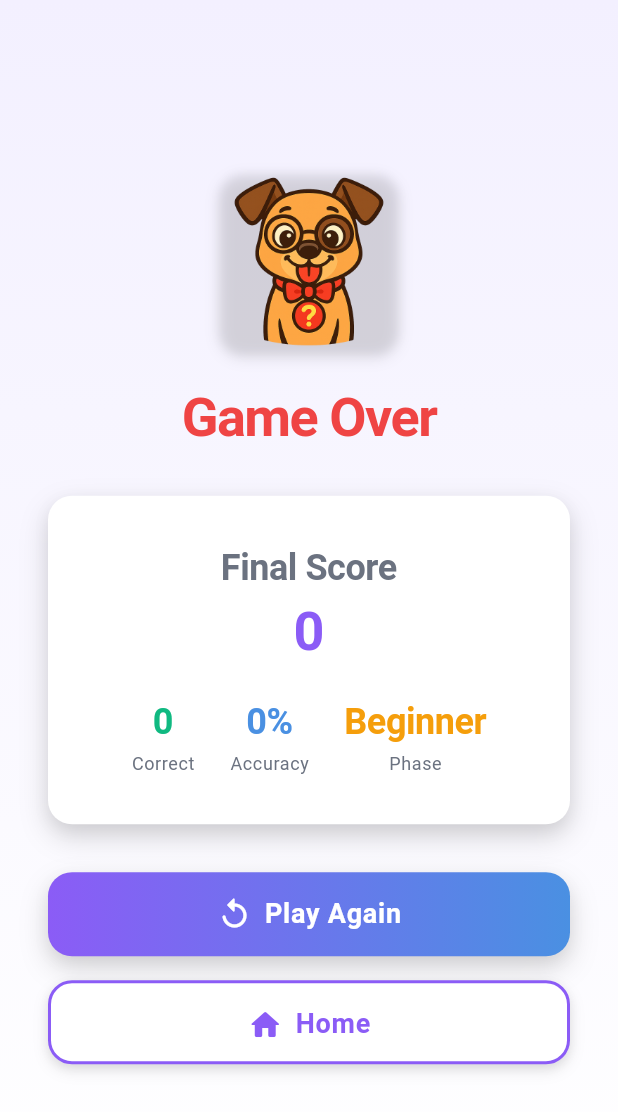
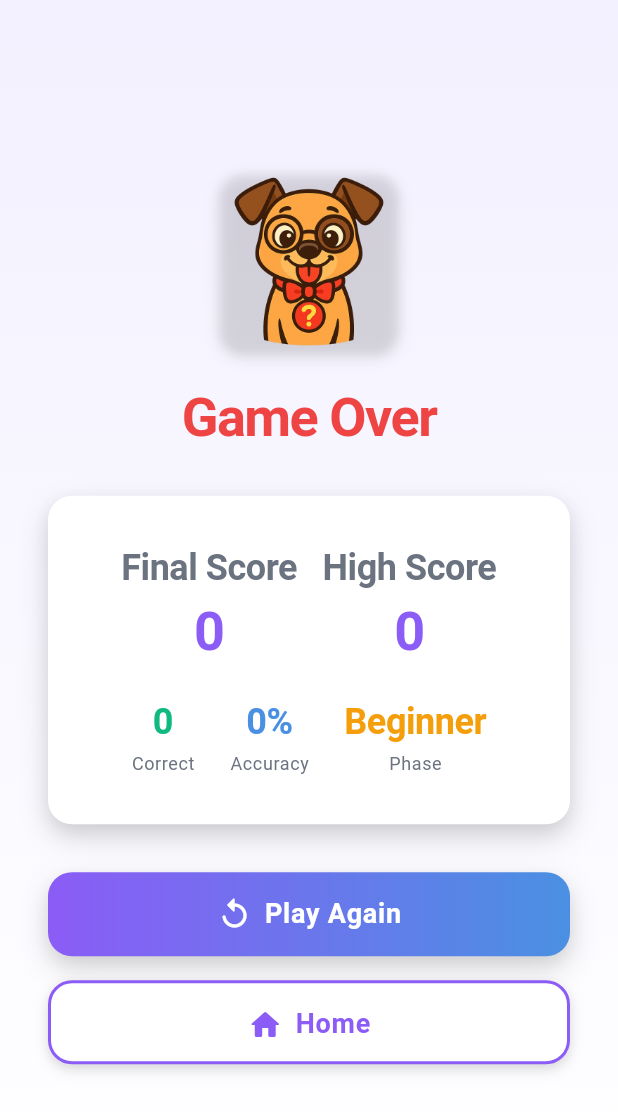
Before and after one commit to BigSlikTobi/Dogdog, a Flutter app: the _GameOverScreen screen opened directly with empty values, on a phone screen of 412 x 824 dp. Shown: the top 1112 px of the screen. Run offline on Flutter 3.47's test engine with Material 3 defaults, Android fonts, the phone set to English and light mode, and no system bars; our stand-ins replace audioplayers, cached_network_image, shared_preferences; accounts and stored records are empty; Roboto replaces fonts that are missing (System).

Commit message:
feat: Add high score to Dog Breed Adventure
This commit introduces a high score feature to the Dog Breed Adventure game.

The changes include:
- Extending `GamePersistenceService` to store and retrieve the high score for the breed adventure game.
- Updating `BreedAdventureController` to load the high score on startup and update it when a new high score is achieved.
- Modifying the `_GameOverScreen` to display the high score and a "New High Score!" message.
- Updating `GameStatistics` to include the high score information.

```diff
--- a/dogdog_trivia_game/lib/controllers/breed_adventure_controller.dart
+++ b/dogdog_trivia_game/lib/controllers/breed_adventure_controller.dart
@@ -8,6 +8,7 @@ import '../services/audio_service.dart';
 import '../services/progress_service.dart';
 import '../services/error_service.dart';
 import '../controllers/breed_adventure_power_up_controller.dart';
+import '../services/game_persistence_service.dart';
 
 /// Controller for managing the Dog Breeds Adventure game state and logic
 class BreedAdventureController extends ChangeNotifier {
@@ -19,6 +20,7 @@ class BreedAdventureController extends ChangeNotifier {
   final AudioService _audioService;
   final ProgressService _progressService;
   final ErrorService _errorService;
+  final GamePersistenceService _persistenceService;
 
   // Game state
   BreedAdventureGameState _gameState = BreedAdventureGameState.initial();
@@ -27,6 +29,7 @@ class BreedAdventureController extends ChangeNotifier {
   bool _isInitialized = false;
   AnswerFeedback _feedbackState = AnswerFeedback.none;
   int? _feedbackIndex;
+  int _highScore = 0;
 
   // Error handling state
   int _consecutiveFailures = 0;
@@ -53,6 +56,7 @@ class BreedAdventureController extends ChangeNotifier {
     AudioService? audioService,
     ProgressService? progressService,
     ErrorService? errorService,
+    GamePersistenceService? persistenceService,
   }) : _breedService = breedService ?? BreedService.instance,
        _timer = timer ?? BreedAdventureTimer.instance,
        _imageCacheService = imageCacheService ?? ImageCacheService.instance,
@@ -60,7 +64,8 @@ class BreedAdventureController extends ChangeNotifier {
            powerUpController ?? BreedAdventurePowerUpController(),
        _audioService = audioService ?? AudioService(),
        _progressService = progressService ?? ProgressService(),
-       _errorService = errorService ?? ErrorService();
+       _errorService = errorService ?? ErrorService(),
+       _persistenceService = persistenceService ?? GamePersistenceService();
 
   /// Current game state
   BreedAdventureGameState get gameState => _gameState;
@@ -76,6 +81,9 @@ class BreedAdventureController extends ChangeNotifier {
 
   /// Current score
   int get currentScore => _gameState.score;
+
+  /// High score
+  int get highScore => _highScore;
 
   /// Current correct answers count
   int get correctAnswers => _gameState.correctAnswers;
@@ -137,6 +145,9 @@ class BreedAdventureController extends ChangeNotifier {
 
       // Initialize app services for integration
       await _initializeAppServices();
+
+      // Load high score
+      _highScore = await _persistenceService.getBreedAdventureHighScore();
 
       _isInitialized = true;
       notifyListeners();
@@ -449,6 +460,11 @@ class BreedAdventureController extends ChangeNotifier {
     _timerSubscription?.cancel();
     _timerSubscription = null;
 
+    if (_gameState.score > _highScore) {
+      _highScore = _gameState.score;
+      await _persistenceService.saveBreedAdventureHighScore(_highScore);
+    }
+
     _gameState = _gameState.copyWith(isGameActive: false);
     notifyListeners();
   }
@@ -499,6 +515,8 @@ class BreedAdventureController extends ChangeNotifier {
       gameDuration: _gameState.gameDurationSeconds,
       powerUpsUsed: _getTotalPowerUpsUsed(),
       livesRemaining: livesRemaining,
+      highScore: _highScore,
+      isNewHighScore: _gameState.score == _highScore && _gameState.score > 0,
     );
   }
 
@@ -1039,6 +1057,8 @@ class GameStatistics {
   final int gameDuration;
   final int powerUpsUsed;
   final int livesRemaining;
+  final int highScore;
+  final bool isNewHighScore;
 
   const GameStatistics({
     required this.score,
@@ -1049,6 +1069,8 @@ class GameStatistics {
     required this.gameDuration,
     required this.powerUpsUsed,
     required this.livesRemaining,
+    required this.highScore,
+    required this.isNewHighScore,
   });
 
   @override
@@ -1056,6 +1078,7 @@ class GameStatistics {
     return 'GameStatistics(score: $score, correctAnswers: $correctAnswers, '
         'totalQuestions: $totalQuestions, accuracy: ${accuracy.toStringAsFixed(1)}%, '
         'phase: $currentPhase, duration: ${gameDuration}s, '
-        'powerUpsUsed: $powerUpsUsed, livesRemaining: $livesRemaining)';
+        'powerUpsUsed: $powerUpsUsed, livesRemaining: $livesRemaining, '
+        'highScore: $highScore, isNewHighScore: $isNewHighScore)';
   }
 }
--- a/dogdog_trivia_game/lib/screens/dog_breeds_adventure_screen.dart
+++ b/dogdog_trivia_game/lib/screens/dog_breeds_adventure_screen.dart
@@ -2,7 +2,6 @@ import 'package:flutter/material.dart';
 import '../controllers/breed_adventure_controller.dart';
 import '../models/enums.dart';
 import '../services/audio_service.dart';
-import '../services/progress_service.dart';
 import '../utils/animations.dart';
 import '../widgets/breed_adventure/breed_name_display.dart';
 import '../widgets/breed_adventure/dual_image_selection.dart';
@@ -613,7 +612,13 @@ class _GameOverScreen extends StatelessWidget {
                   ),
                   child: Column(
                     children: [
+                      // High score and final score row
+                      Row(
+                        mainAxisAlignment: MainAxisAlignment.spaceEvenly,
+                        children: [
                           // Final score
+                          Column(
+                            children: [
                               Text(
                                 'Final Score',
                                 style: ModernTypography.headingMedium.copyWith(
@@ -625,6 +630,51 @@ class _GameOverScreen extends StatelessWidget {
                                 '${statistics.score}',
                                 style: ModernTypography.displayLarge.copyWith(
                                   color: ModernColors.primaryPurple,
+                                ),
+                              ),
+                            ],
+                          ),
+                          // High score
+                          Column(
+                            children: [
+                              Text(
+                                'High Score',
+                                style: ModernTypography.headingMedium.copyWith(
+                                  color: ModernColors.textSecondary,
+                                ),
+                              ),
+                              ModernSpacing.verticalSpaceSM,
+                              Text(
+                                '${statistics.highScore}',
+                                style: ModernTypography.displayLarge.copyWith(
+                                  color: ModernColors.primaryPurple,
+                                ),
+                              ),
+                            ],
+                          ),
+                        ],
+                      ),
+
+                      // New high score badge
+                      if (statistics.isNewHighScore)
+                        Padding(
+                          padding: const EdgeInsets.only(top: 16.0),
+                          child: Container(
+                            padding: const EdgeInsets.symmetric(
+                              horizontal: 12,
+                              vertical: 6,
+                            ),
+                            decoration: BoxDecoration(
+                              color: ModernColors.primaryYellow,
+                              borderRadius: BorderRadius.circular(12),
+                            ),
+                            child: Text(
+                              'New High Score!',
+                              style: ModernTypography.bodyMedium.copyWith(
+                                color: ModernColors.textOnDark,
+                                fontWeight: FontWeight.bold,
+                              ),
+                            ),
                           ),
                         ),
 
--- a/dogdog_trivia_game/lib/services/game_persistence_service.dart
+++ b/dogdog_trivia_game/lib/services/game_persistence_service.dart
@@ -10,6 +10,7 @@ class GamePersistenceService {
   static const String _currentSessionKey = 'current_session';
   static const String _globalStatsKey = 'global_stats';
   static const String _settingsKey = 'game_settings';
+  static const String _breedAdventureHighScoreKey = 'breed_adventure_high_score';
 
   SharedPreferences? _prefs;
 
@@ -100,6 +101,18 @@ class GamePersistenceService {
   Future<void> clearGameSession() async {
     await _ensureInitialized();
     await _prefs!.remove(_currentSessionKey);
+  }
+
+  /// Saves the high score for the breed adventure game
+  Future<void> saveBreedAdventureHighScore(int score) async {
+    await _ensureInitialized();
+    await _prefs!.setInt(_breedAdventureHighScoreKey, score);
+  }
+
+  /// Loads the high score for the breed adventure game
+  Future<int> getBreedAdventureHighScore() async {
+    await _ensureInitialized();
+    return _prefs!.getInt(_breedAdventureHighScoreKey) ?? 0;
   }
 
   /// Saves global game statistics
```
Also changed, not shown: 2 other files. Lines whose indentation alone changed are shown as unchanged.
